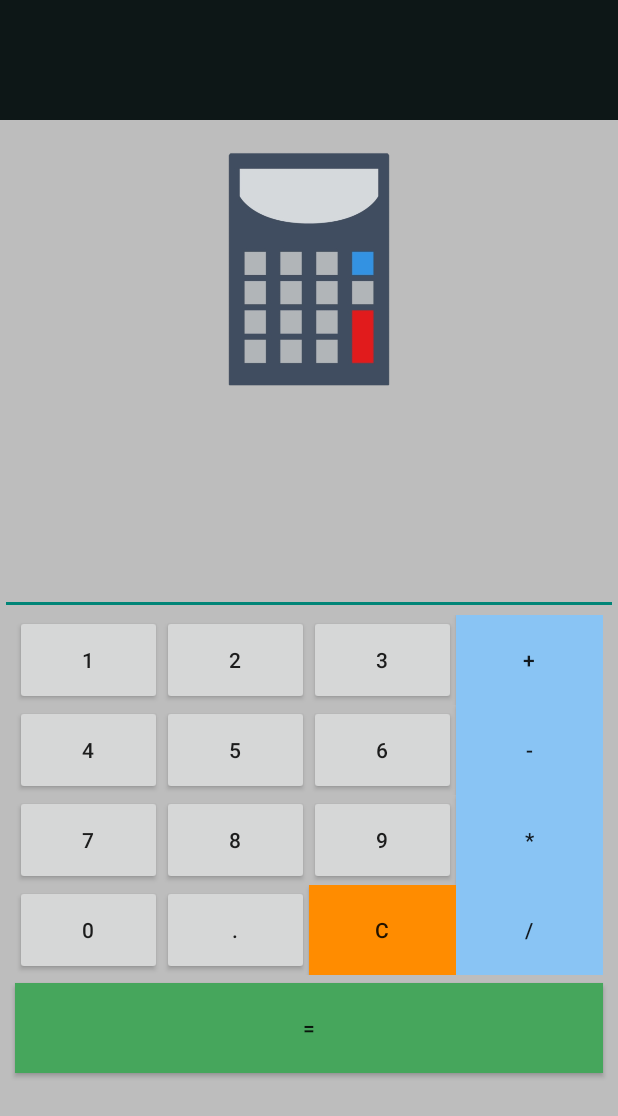
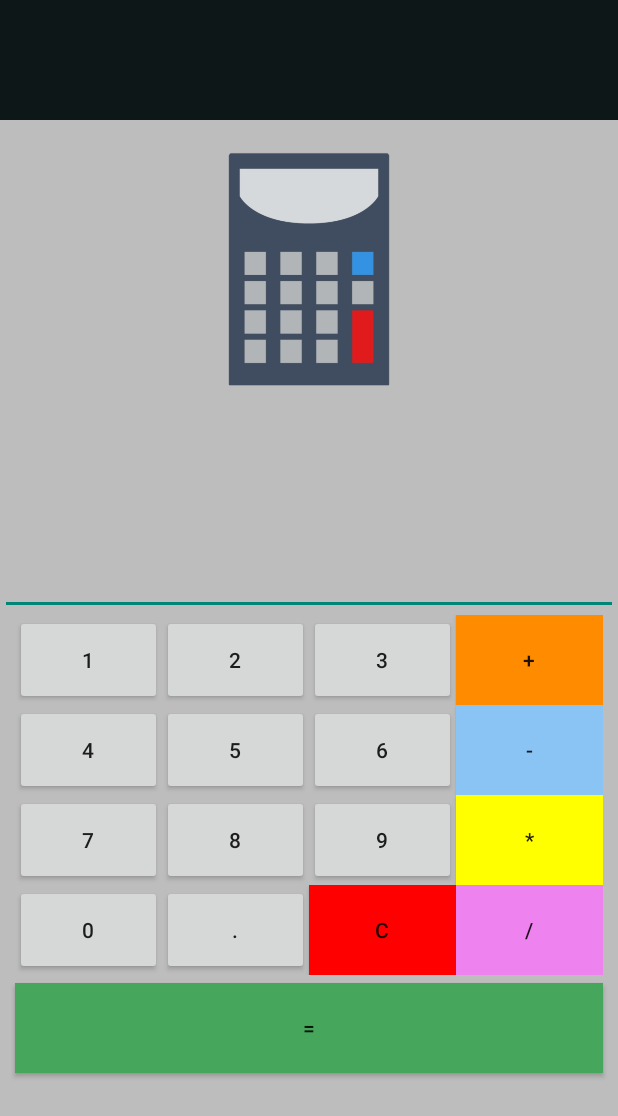
Before and after one commit to woobendjy/Calculator_App, an Android app: the screen it shows after launch (MainActivity), on a phone screen of 412 x 824 dp. Shown: the top 1116 px of the screen. Run offline under Robolectric (Android 15) with nearby library versions, the phone set to English and light mode, and no system bars.

Commit message:
Mise a jour
Signed-off-by: Saint Fleur Henonson <saintfleurhenonson00@gmail.com>

```diff
--- a/app/src/main/res/layout/activity_main.xml
+++ b/app/src/main/res/layout/activity_main.xml
@@ -62,7 +62,7 @@
             android:layout_height="match_parent"
             android:layout_weight="1"
             android:text="+"
-            android:background="@color/indigo" />
+            android:background="@color/dark_orange" />
     </LinearLayout>
 
     <LinearLayout
@@ -136,7 +136,7 @@
             android:layout_height="match_parent"
             android:layout_weight="1"
             android:text="*"
-            android:background="@color/indigo"/>
+            android:background="@color/yellow"/>
     </LinearLayout>
 
     <LinearLayout
@@ -166,7 +166,7 @@
             android:layout_height="match_parent"
             android:layout_weight="1"
             android:text="C"
-            android:background="@color/dark_orange"/>
+            android:background="@color/red"/>
 
         <Button
             android:id="@+id/buttonDivision"
@@ -174,7 +174,7 @@
             android:layout_height="match_parent"
             android:layout_weight="1"
             android:text="/"
-            android:background="@color/indigo" />
+            android:background="@color/purple" />
     </LinearLayout>
 
     <Button
--- a/app/src/main/res/values/colors.xml
+++ b/app/src/main/res/values/colors.xml
@@ -11,4 +11,7 @@
     <color name="green">#46a65c</color>
     <color name="dark_orange">#FF8C00</color>
     <color name="indigo">#89C4F4</color>
+    <color name="red">#FF0000</color>
+    <color name="yellow">#FFFF00</color>
+    <color name="purple">#EE82EE</color>
 </resources>
```
